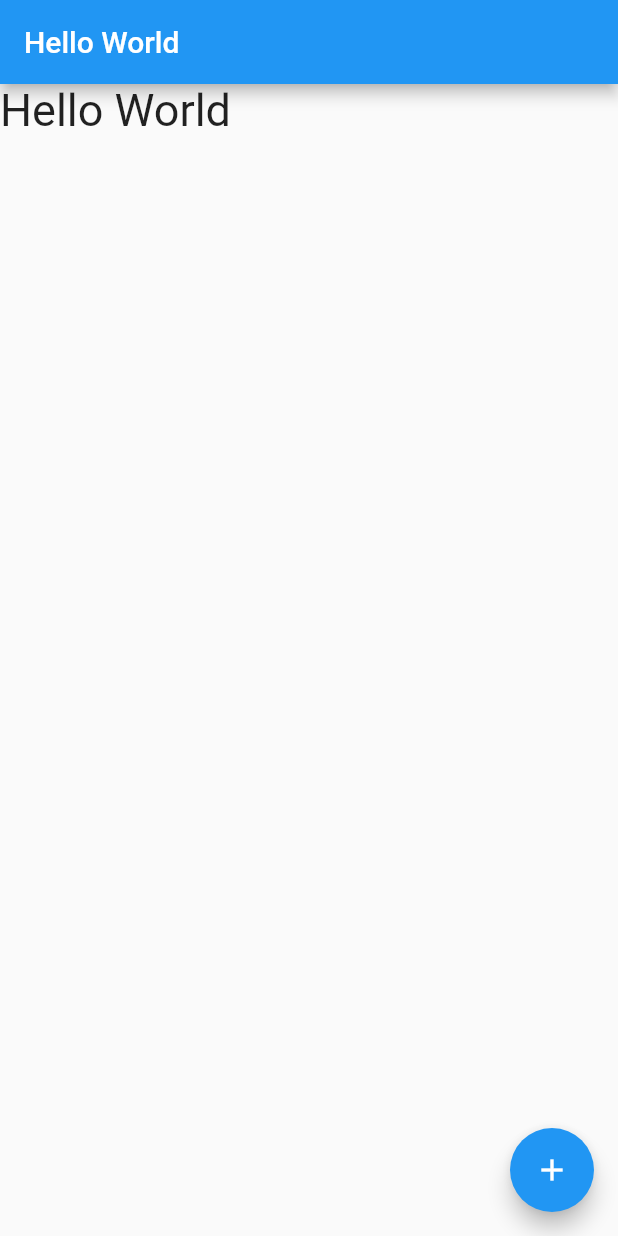
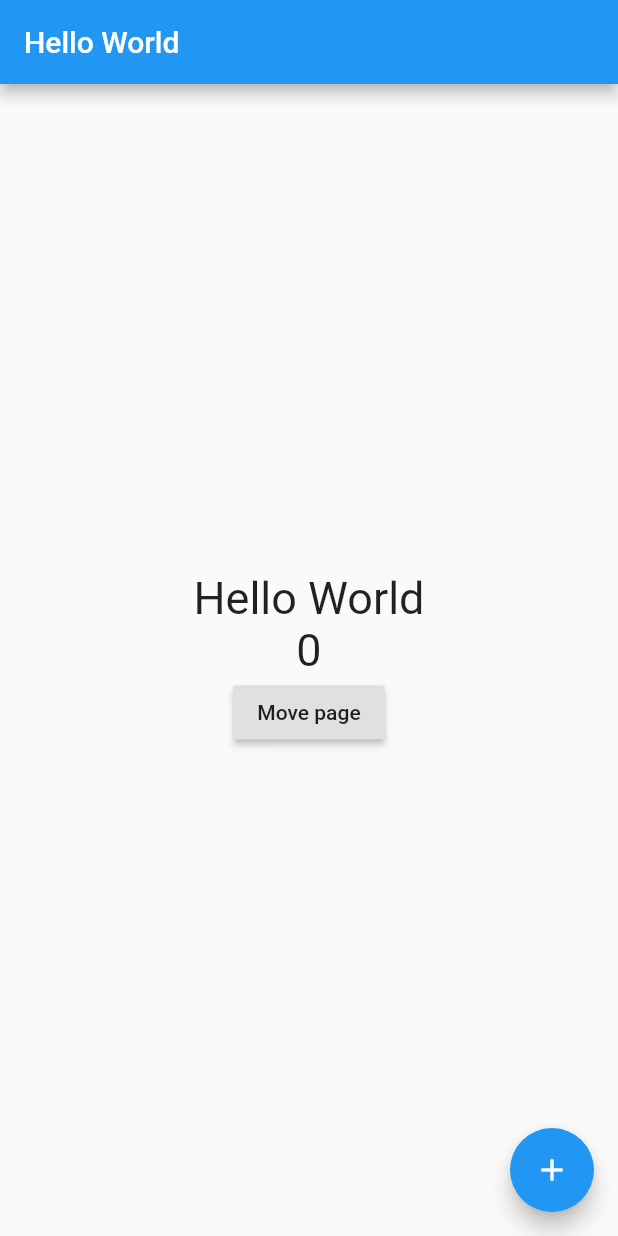
Before and after one commit to ingki3/flutter, a Flutter app: the screen it shows after launch, on a phone screen of 412 x 824 dp. Run offline on Flutter 3.47's test engine with Material 2 defaults, Android fonts, the phone set to English and light mode, and no system bars.

Commit message:
20190916_7

```diff
--- a/inflearnapp/lib/main.dart
+++ b/inflearnapp/lib/main.dart
@@ -1,4 +1,6 @@
+import 'package:flutter/cupertino.dart';
 import 'package:flutter/material.dart';
+import 'cupertino_page.dart';
 
 void main() => runApp(MyApp());
 
@@ -9,22 +11,13 @@ class MyApp extends StatelessWidget {
     return MaterialApp(
       title: 'Flutter Demo',
       theme: ThemeData(
-        // This is the theme of your application.
-        //
-        // Try running your application with "flutter run". You'll see the
-        // application has a blue toolbar. Then, without quitting the app, try
-        // changing the primarySwatch below to Colors.green and then invoke
-        // "hot reload" (press "r" in the console where you ran "flutter run",
-        // or simply save your changes to "hot reload" in a Flutter IDE).
-        // Notice that the counter didn't reset back to zero; the application
-        // is not restarted.
         primarySwatch: Colors.blue,
       ),
+//    home: CupertinoPage(),
       home: MyAppStateful(title: 'Hello World'),
     );
   }
 }
-
 
 class MyAppStateful extends StatefulWidget {
   final String title;
@@ -37,6 +30,7 @@ class MyAppStateful extends StatefulWidget {
 
 class _MyAppStatefulState extends State<MyAppStateful> {
   String _message = 'Hello World';
+  int _counter = 0;
   @override
   Widget build(BuildContext context) {
     return Scaffold(
@@ -46,13 +40,26 @@ class _MyAppStatefulState extends State<MyAppStateful> {
       appBar : AppBar(
         title: Text(widget.title),
       ),
-      body: Text(_message, style: TextStyle(fontSize: 30))
+      body: Center(
+        child: Column(
+          mainAxisAlignment: MainAxisAlignment.center,
+          children : <Widget>[
+            Text(_message, style: TextStyle(fontSize: 30)),
+            Text('$_counter', style: TextStyle(fontSize: 30)),
+            RaisedButton(
+              child: Text('Move page'),
+              onPressed: () {
+                Navigator.push(context, MaterialPageRoute(builder: (context) => CupertinoPage()));
+              },
+            )
+          ], ))
     );
   }
 
   void _changeMessage() {
     setState(() {
       _message = 'Welcome to my app';
+      _counter ++;
     });
   }
 }
```
Also changed, not shown: inflearnapp/lib/cupertino_page.dart (added, +34 -0 lines), 1 other file.
